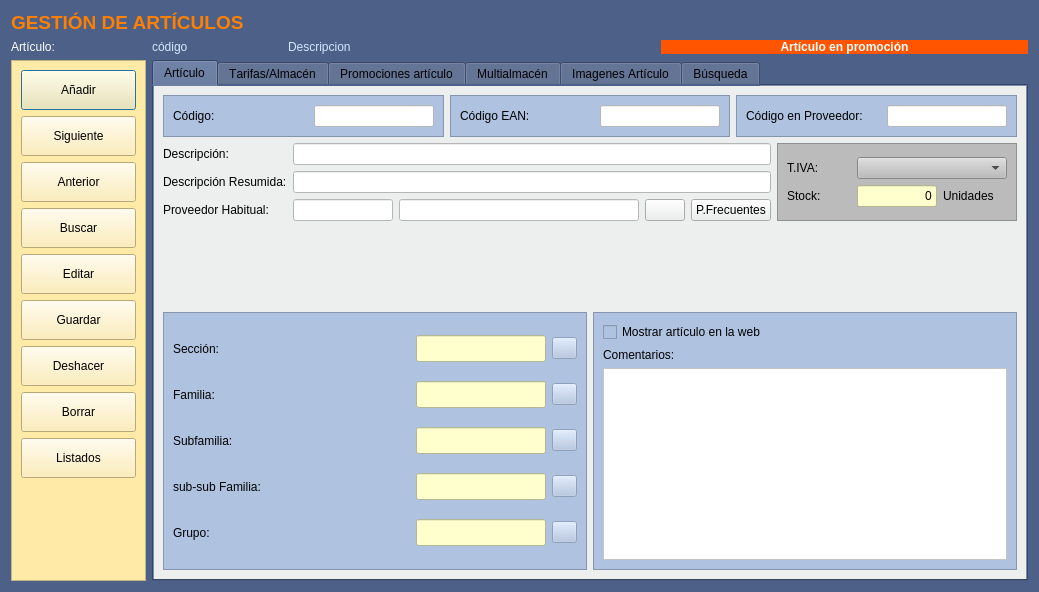
Old version of the form Almacen/frmarticulos.ui in the repository arcnexus/RedFoX.
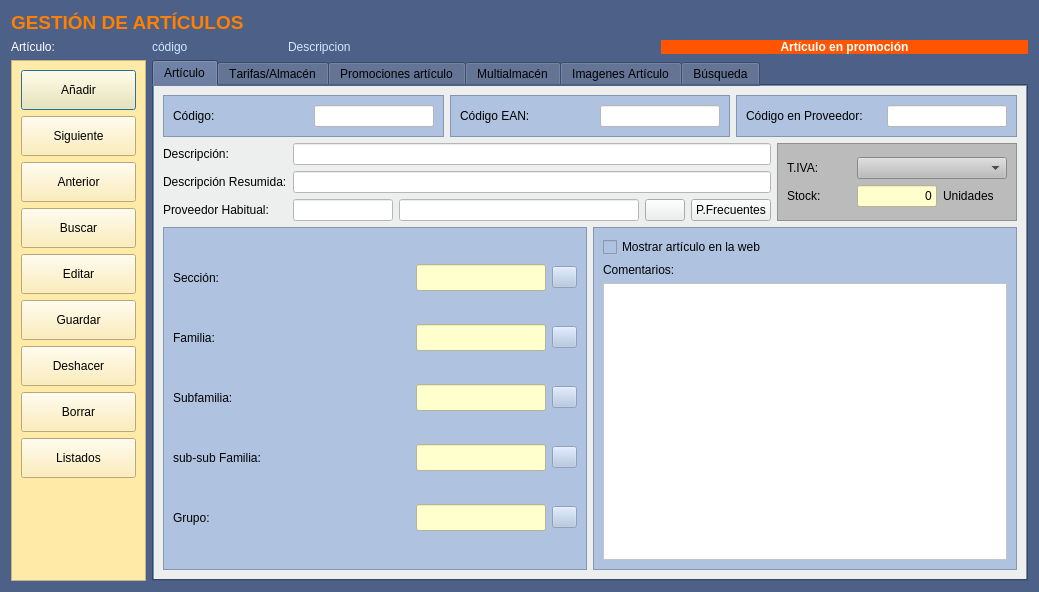
New version of the form. The open tabs and pages were chosen to show the change. Icons and pictures are not drawn.

Commit message: cambio modo llamar a tipos IVA

The edit to the form file:
```diff
--- a/Almacen/frmarticulos.ui
+++ b/Almacen/frmarticulos.ui
@@ -763,19 +763,6 @@
            </property>
           </widget>
          </item>
-         <item row="3" column="0">
-          <spacer name="verticalSpacer_4">
-           <property name="orientation">
-            <enum>Qt::Vertical</enum>
-           </property>
-           <property name="sizeHint" stdset="0">
-            <size>
-             <width>20</width>
-             <height>40</height>
-            </size>
-           </property>
-          </spacer>
-         </item>
         </layout>
        </item>
        <item row="2" column="0">
```
Left out of the diff: 16 changed lines with no effect on the pictures.
